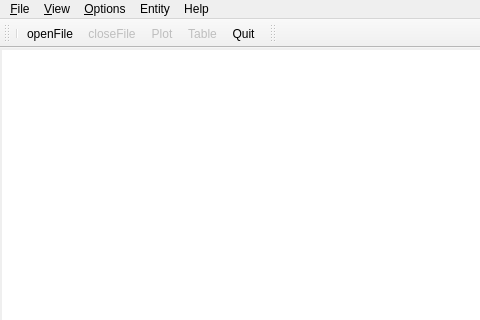
Qt form MainWindow.ui (bendalab/NixView) before a commit; both pictures show x 0 to 480 and y 0 to 320 of the 1400 by 788 pixel window.
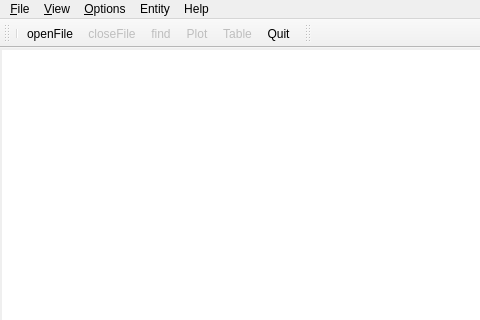
The same form after that commit. Icons and pictures are not drawn. Custom widgets are drawn as their Qt base class.

Commit message: [MainWindow] add find icon and add find action

Diff of the .ui file:
```diff
--- a/MainWindow.ui
+++ b/MainWindow.ui
@@ -401,6 +401,7 @@
    <addaction name="separator"/>
    <addaction name="actionOpenFile"/>
    <addaction name="actionCloseFile"/>
+   <addaction name="actionFind"/>
    <addaction name="actionPlot"/>
    <addaction name="actionTable"/>
    <addaction name="actionQuit"/>
@@ -554,6 +555,21 @@
     <string>sdf</string>
    </property>
   </action>
+  <action name="actionFind">
+   <property name="enabled">
+    <bool>false</bool>
+   </property>
+   <property name="icon">
+    <iconset resource="resources.qrc">
+     <normaloff>:/images/find.png</normaloff>:/images/find.png</iconset>
+   </property>
+   <property name="text">
+    <string>find</string>
+   </property>
+   <property name="toolTip">
+    <string>find in file</string>
+   </property>
+  </action>
  </widget>
  <layoutdefault spacing="6" margin="11"/>
  <customwidgets>
```
Left out of the diff: 2 changed lines with no effect on the pictures. The commit also changes 2 other files.
